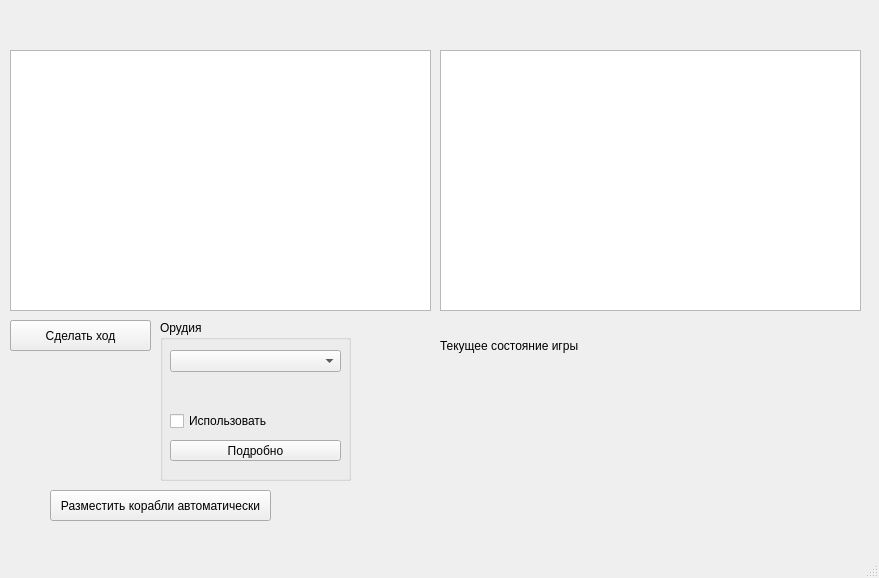
First picture: the form in Client/mainwindow.ui, repository ChazGrant/Battleship, before the edit.
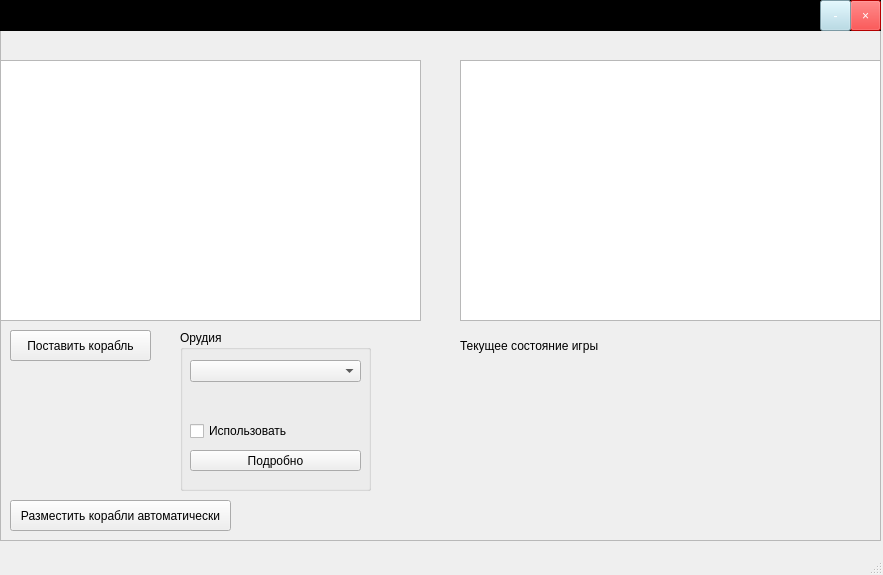
Second picture: the form after the edit.

Patch:
```diff
--- a/Client/mainwindow.ui
+++ b/Client/mainwindow.ui
@@ -6,45 +6,93 @@
    <rect>
     <x>0</x>
     <y>0</y>
-    <width>879</width>
-    <height>578</height>
+    <width>883</width>
+    <height>575</height>
    </rect>
   </property>
   <property name="windowTitle">
    <string>MainWindow</string>
   </property>
   <widget class="QWidget" name="centralwidget">
+   <widget class="QFrame" name="frame">
+    <property name="geometry">
+     <rect>
+      <x>0</x>
+      <y>0</y>
+      <width>881</width>
+      <height>541</height>
+     </rect>
+    </property>
+    <property name="frameShape">
+     <enum>QFrame::StyledPanel</enum>
+    </property>
+    <property name="frameShadow">
+     <enum>QFrame::Raised</enum>
+    </property>
    <widget class="QTableWidget" name="ownerField">
     <property name="geometry">
      <rect>
-      <x>10</x>
-      <y>50</y>
+       <x>0</x>
+       <y>60</y>
       <width>421</width>
       <height>261</height>
      </rect>
     </property>
    </widget>
-   <widget class="QLabel" name="shipsAmountLabel">
+    <widget class="QTableWidget" name="opponentField">
     <property name="geometry">
      <rect>
-      <x>20</x>
-      <y>360</y>
-      <width>121</width>
-      <height>131</height>
-     </rect>
-    </property>
+       <x>460</x>
+       <y>60</y>
+       <width>421</width>
+       <height>261</height>
+      </rect>
+     </property>
+    </widget>
+    <widget class="QPushButton" name="makeTurnButton">
+     <property name="geometry">
+      <rect>
+       <x>10</x>
+       <y>330</y>
+       <width>141</width>
+       <height>31</height>
+      </rect>
+     </property>
     <property name="text">
-     <string/>
-    </property>
-    <property name="alignment">
-     <set>Qt::AlignLeading|Qt::AlignLeft|Qt::AlignTop</set>
+      <string>Сделать ход</string>
+     </property>
+    </widget>
+    <widget class="QPushButton" name="placeShipButton">
+     <property name="geometry">
+      <rect>
+       <x>10</x>
+       <y>330</y>
+       <width>141</width>
+       <height>31</height>
+      </rect>
+     </property>
+     <property name="text">
+      <string>Поставить корабль</string>
+     </property>
+    </widget>
+    <widget class="QLabel" name="currentGameStatelabel">
+     <property name="geometry">
+      <rect>
+       <x>460</x>
+       <y>320</y>
+       <width>411</width>
+       <height>51</height>
+      </rect>
+     </property>
+     <property name="text">
+      <string>Текущее состояние игры</string>
     </property>
    </widget>
    <widget class="QGroupBox" name="weaponsBox">
     <property name="geometry">
      <rect>
-      <x>160</x>
-      <y>320</y>
+       <x>180</x>
+       <y>330</y>
       <width>191</width>
       <height>161</height>
      </rect>
@@ -102,47 +150,11 @@
      </property>
     </widget>
    </widget>
-   <widget class="QTableWidget" name="opponentField">
-    <property name="geometry">
-     <rect>
-      <x>440</x>
-      <y>50</y>
-      <width>421</width>
-      <height>261</height>
-     </rect>
-    </property>
-   </widget>
-   <widget class="QPushButton" name="placeShipButton">
-    <property name="geometry">
-     <rect>
-      <x>10</x>
-      <y>320</y>
-      <width>141</width>
-      <height>31</height>
-     </rect>
-    </property>
-    <property name="text">
-     <string>Поставить корабль</string>
-    </property>
-   </widget>
-   <widget class="QPushButton" name="makeTurnButton">
-    <property name="geometry">
-     <rect>
-      <x>10</x>
-      <y>320</y>
-      <width>141</width>
-      <height>31</height>
-     </rect>
-    </property>
-    <property name="text">
-     <string>Сделать ход</string>
-    </property>
-   </widget>
    <widget class="QPushButton" name="autoPlaceShipsButton">
     <property name="geometry">
      <rect>
-      <x>50</x>
-      <y>490</y>
+       <x>10</x>
+       <y>500</y>
       <width>221</width>
       <height>31</height>
      </rect>
@@ -151,24 +163,64 @@
      <string>Разместить корабли автоматически</string>
     </property>
    </widget>
-   <widget class="QLabel" name="opponentWaitingRemainingTimeLabel">
+    <widget class="QFrame" name="frame_3">
     <property name="geometry">
      <rect>
-      <x>440</x>
-      <y>20</y>
-      <width>421</width>
-      <height>16</height>
-     </rect>
-    </property>
+       <x>0</x>
+       <y>0</y>
+       <width>881</width>
+       <height>31</height>
+      </rect>
+     </property>
+     <property name="styleSheet">
+      <string notr="true">background:black</string>
+     </property>
+     <property name="frameShape">
+      <enum>QFrame::StyledPanel</enum>
+     </property>
+     <property name="frameShadow">
+      <enum>QFrame::Raised</enum>
+     </property>
+     <widget class="QToolButton" name="exitButton">
+      <property name="geometry">
+       <rect>
+        <x>850</x>
+        <y>0</y>
+        <width>31</width>
+        <height>31</height>
+       </rect>
+      </property>
+      <property name="styleSheet">
+       <string notr="true">color: white;
+background: red;</string>
+      </property>
     <property name="text">
-     <string/>
-    </property>
+       <string>×</string>
+      </property>
+     </widget>
+     <widget class="QToolButton" name="hideButton">
+      <property name="geometry">
+       <rect>
+        <x>820</x>
+        <y>0</y>
+        <width>31</width>
+        <height>31</height>
+       </rect>
+      </property>
+      <property name="styleSheet">
+       <string notr="true">color: white;
+background: lightblue;</string>
+      </property>
+      <property name="text">
+       <string>-</string>
+      </property>
+     </widget>
    </widget>
    <widget class="QLabel" name="yourTurnTimeRemainLabel">
     <property name="geometry">
      <rect>
-      <x>10</x>
-      <y>20</y>
+       <x>0</x>
+       <y>40</y>
       <width>421</width>
       <height>16</height>
      </rect>
@@ -177,18 +229,35 @@
      <string/>
     </property>
    </widget>
-   <widget class="QLabel" name="currentGameStatelabel">
+    <widget class="QLabel" name="opponentWaitingRemainingTimeLabel">
     <property name="geometry">
      <rect>
-      <x>440</x>
-      <y>320</y>
-      <width>411</width>
-      <height>51</height>
+       <x>460</x>
+       <y>40</y>
+       <width>421</width>
+       <height>16</height>
      </rect>
     </property>
     <property name="text">
-     <string>Текущее состояние игры</string>
-    </property>
+      <string/>
+     </property>
+    </widget>
+    <widget class="QLabel" name="shipsAmountLabel">
+     <property name="geometry">
+      <rect>
+       <x>20</x>
+       <y>360</y>
+       <width>121</width>
+       <height>131</height>
+      </rect>
+     </property>
+     <property name="text">
+      <string/>
+     </property>
+     <property name="alignment">
+      <set>Qt::AlignLeading|Qt::AlignLeft|Qt::AlignTop</set>
+     </property>
+    </widget>
    </widget>
   </widget>
   <widget class="QMenuBar" name="menubar">
```
Left out of the diff: 2 changed lines with no effect on the pictures. Lines whose indentation alone changed are shown as unchanged.
